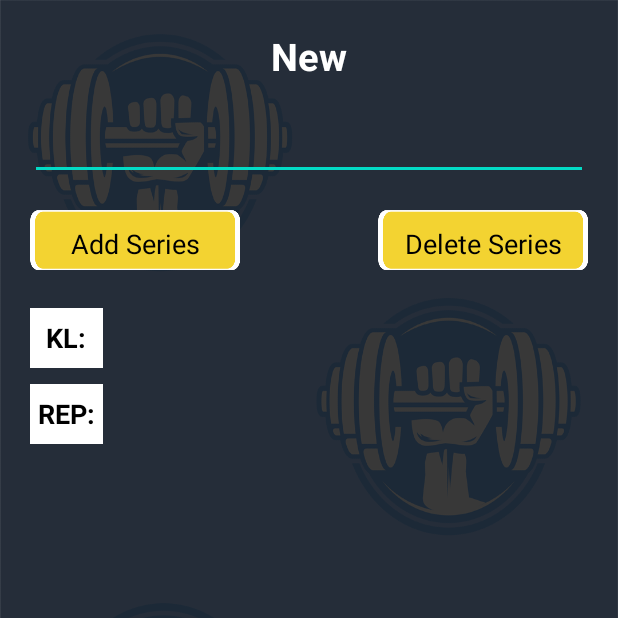
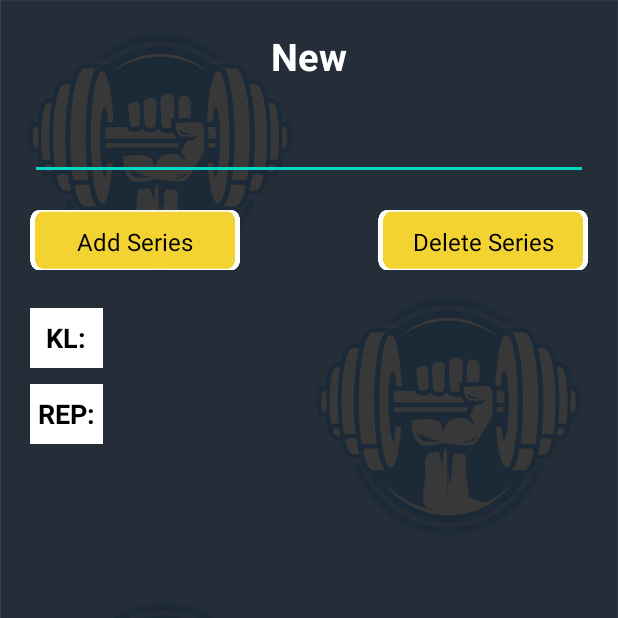
Before and after one commit to LuisValdesFrances/SimpleGymWorkout, an Android app: the CreateExerciseActivity screen opened directly, with no data from a screen before it, on a phone screen of 412 x 824 dp, the top half of it. Run offline under Robolectric (Android 15) with nearby library versions, the phone set to English and light mode, and no system bars; our stand-ins replace Room's generated code.

Commit message:
buttons style

```diff
--- a/app/src/main/res/layout/create_exercise_activity.xml
+++ b/app/src/main/res/layout/create_exercise_activity.xml
@@ -35,20 +35,14 @@
         android:orientation="horizontal">
         <Button
             android:id="@+id/createExerciseAddRepetition"
+            style="@style/button_action_style"
             app:backgroundTint="@null"
-            style="@style/button_muscle_style"
-            android:layout_width="140dp"
-            android:layout_height="40dp"
-            android:textSize="18sp"
             android:layout_alignParentStart="true"
             android:text="@string/addSeries"/>
         <Button
             android:id="@+id/createExerciseDeleteRepetition"
+            style="@style/button_action_style"
             app:backgroundTint="@null"
-            style="@style/button_muscle_style"
-            android:layout_width="140dp"
-            android:layout_height="40dp"
-            android:textSize="18sp"
             android:layout_alignParentEnd="true"
             android:enabled="false"
             android:text="@string/deleteSeries"/>
```
